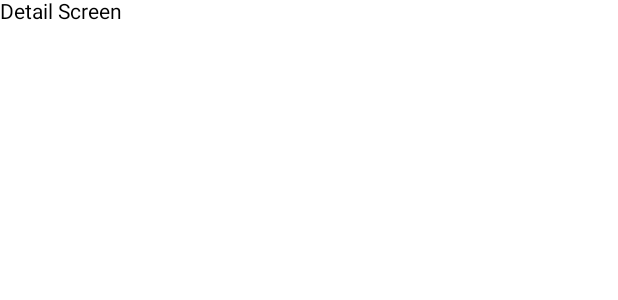
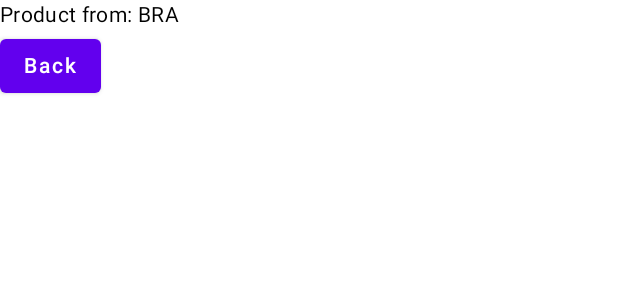
Before and after one commit to JoseCruzMV/Coffe4Codders, an Android app built with Jetpack Compose: the @Preview function DetailScreenPreview, on a phone screen of 412 x 824 dp. Shown: the top 300 px of the screen. Run offline under Robolectric (Android 15) with nearby library versions, the phone set to English and light mode, and no system bars.

Commit message:
Added: Passing paramter, countryISO, from Feed screen to DetailScreen and navigation from Detail to Feed

```diff
--- a/app/src/main/java/com/example/coffe4coders/ui/screens/DetailScreen.kt
+++ b/app/src/main/java/com/example/coffe4coders/ui/screens/DetailScreen.kt
@@ -1,12 +1,35 @@
 package com.example.coffe4coders.ui.screens
 
+import androidx.compose.foundation.layout.Column
+import androidx.compose.material.Button
+import androidx.compose.material.MaterialTheme
 import androidx.compose.material.Text
 import androidx.compose.runtime.Composable
 import androidx.compose.ui.tooling.preview.Preview
+import androidx.navigation.NavController
+import androidx.navigation.compose.rememberNavController
+import com.example.coffe4coders.ui.components.CountryISO
 
 @Composable
-fun DetailScreen() {
-    Text(text = "Detail Screen")
+fun DetailScreen(
+    navController: NavController,
+    countryISO: CountryISO
+) {
+    Column {
+        Text(
+            text = "Product from: ${countryISO.iso}",
+            style = MaterialTheme.typography.body2
+        )
+        Button(
+            onClick = {
+                navController.navigate("Feed") {
+                    popUpTo("Feed")
+                }
+            }
+        ) {
+             Text(text = "Back")
+        }
+    }
 }
 
 @Preview(
@@ -14,5 +37,9 @@ fun DetailScreen() {
 )
 @Composable
 fun DetailScreenPreview() {
-    DetailScreen()
+    val navController = rememberNavController()
+    DetailScreen(
+        navController = navController,
+        countryISO = CountryISO.BRA
+    )
 }
--- a/app/src/main/java/com/example/coffe4coders/ui/screens/FeedScreen.kt
+++ b/app/src/main/java/com/example/coffe4coders/ui/screens/FeedScreen.kt
@@ -45,13 +45,13 @@ fun FeedScreen(navController: NavController) {
                 }
                 items(list) { country ->
                     ProductCard(
-                        name = stringResource(id = R.string.card_title),
+                        name = country.getCountryName(),
                         summary = stringResource(id = R.string.card_description),
                         price = 35.0,
                         currency = "USD",
                         country = country
                     ) {
-                        navController.navigate(route = "Detail") {
+                        navController.navigate(route = "Detail/${country.iso}") {
                             launchSingleTop = true
                         }
                     }
```
Also changed, not shown: app/src/main/java/com/example/coffe4coders/MainActivity.kt (+8 -2 lines), app/src/main/java/com/example/coffe4coders/ui/components/ProductCard.kt (+10 -1 lines).
